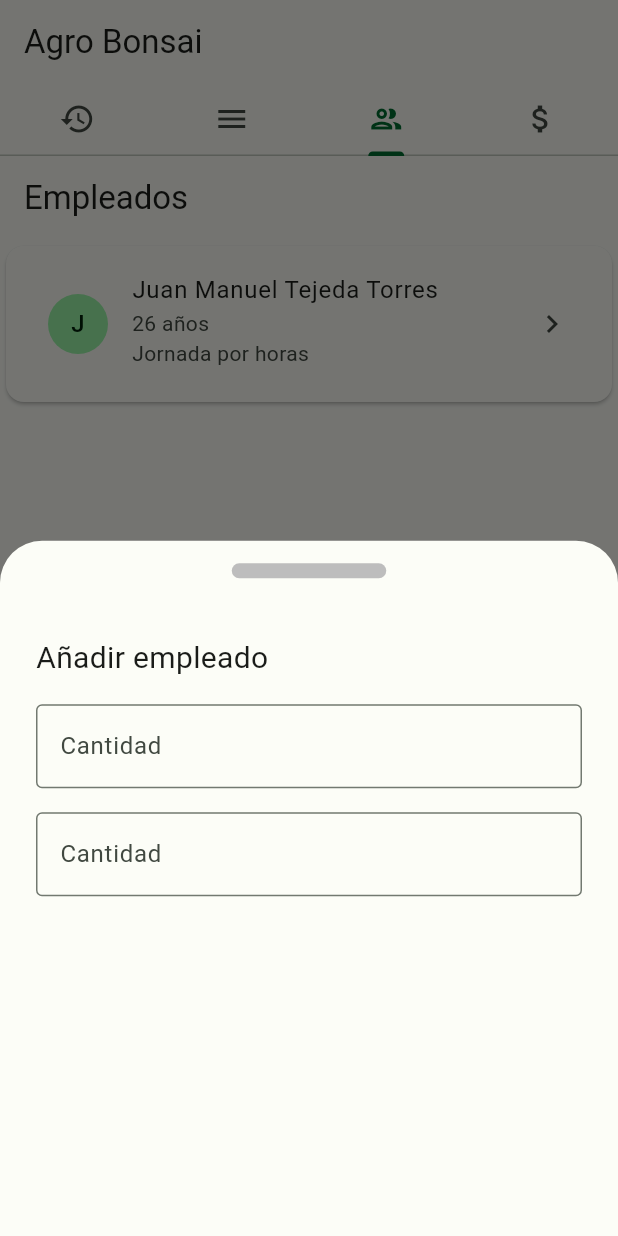
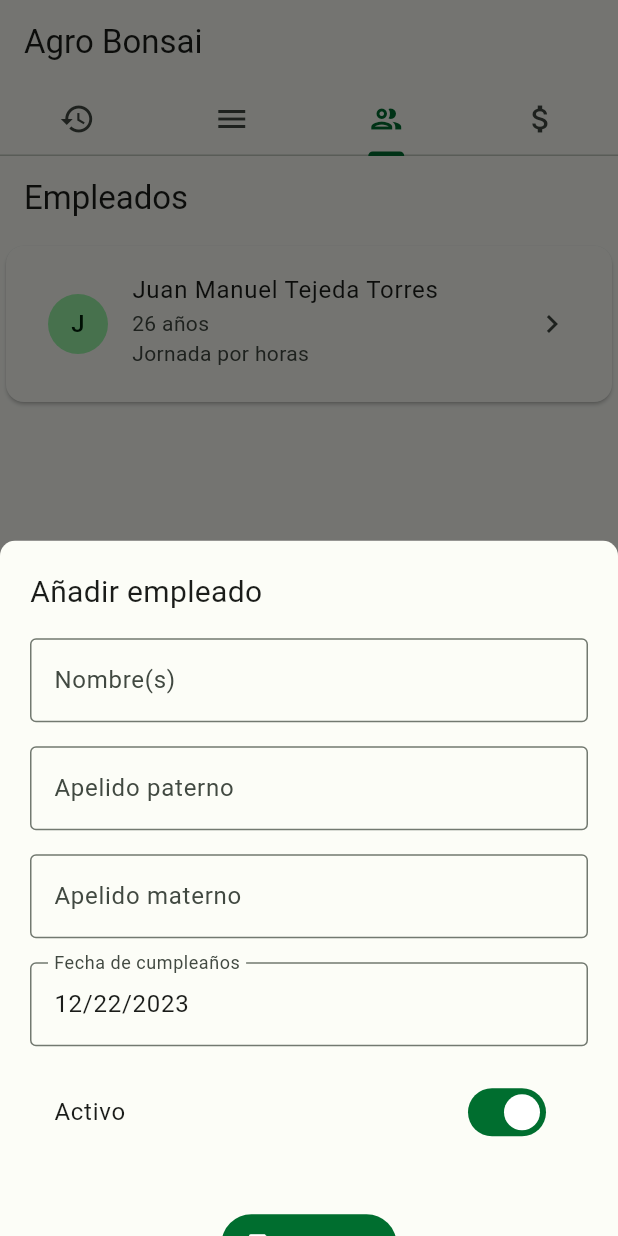
Before and after one commit to noobcooder007/agro-bonsai, a Flutter app: the screen it shows after launch, tab 3 chosen, after a tap on "Añadir empleado", on a phone screen of 412 x 824 dp. Run offline on Flutter 3.47's test engine with Material 3 defaults, Android fonts, the phone set to English and light mode, and no system bars.

Commit message:
screens added part 2

```diff
--- a/lib/main.dart
+++ b/lib/main.dart
@@ -2,7 +2,7 @@ import 'package:flutter/material.dart';
 
 import 'package:agro_bonsai/theme/color_schemes.dart';
 
-import 'package:agro_bonsai/pages/home/home_page.dart';
+import 'package:agro_bonsai/presentation/home/pages/home/home_page.dart';
 
 void main() {
   runApp(const MyApp());
--- a/lib/pages/history/history_page.dart
+++ b/lib/presentation/history/pages/history/history_page.dart
@@ -1,5 +1,5 @@
 import 'package:agro_bonsai/helpers/current_date.dart';
-import 'package:agro_bonsai/widgets/custom_list_tile.dart';
+import 'package:agro_bonsai/shared/custom_list_tile.dart';
 import 'package:flutter/material.dart';
 
 class HistoryPage extends StatelessWidget {
--- a/lib/pages/personal/personal_page.dart
+++ b/lib/presentation/personal/pages/personal/personal_page.dart
@@ -1,7 +1,7 @@
-import 'package:agro_bonsai/widgets/custom_form.dart';
-import 'package:agro_bonsai/widgets/custom_bottom_sheet.dart';
-import 'package:agro_bonsai/widgets/custom_list_tile.dart';
 import 'package:flutter/material.dart';
+
+import 'package:agro_bonsai/shared/custom_form.dart';
+import 'package:agro_bonsai/shared/custom_list_tile.dart';
 
 class PersonalPage extends StatelessWidget {
   const PersonalPage({super.key});
@@ -29,10 +29,12 @@ class PersonalPage extends StatelessWidget {
           icon: const Icon(Icons.person_add_outlined),
           onPressed: () {
             showModalBottomSheet(
+                shape: const RoundedRectangleBorder(
+                    borderRadius: BorderRadius.only(
+                        topLeft: Radius.circular(10.0),
+                        topRight: Radius.circular(10.0))),
                 context: context,
-                builder: (_) => const CustomBottomSheet(
-                      form: CustomForm(),
-                    ));
+                builder: (_) => const CustomForm());
           }),
     );
   }
--- a/lib/pages/register/register_page.dart
+++ b/lib/presentation/register/pages/register/register_page.dart
@@ -1,8 +1,8 @@
+import 'package:flutter/material.dart';
+
 import 'package:agro_bonsai/helpers/current_date.dart';
-import 'package:agro_bonsai/widgets/custom_form.dart';
-import 'package:agro_bonsai/widgets/custom_bottom_sheet.dart';
-import 'package:agro_bonsai/widgets/custom_list_tile.dart';
-import 'package:flutter/material.dart';
+import 'package:agro_bonsai/shared/custom_form.dart';
+import 'package:agro_bonsai/shared/custom_list_tile.dart';
 
 class RegisterPage extends StatelessWidget {
   const RegisterPage({super.key});
@@ -32,10 +32,12 @@ class RegisterPage extends StatelessWidget {
           icon: const Icon(Icons.add_outlined),
           onPressed: () {
             showModalBottomSheet(
+                shape: const RoundedRectangleBorder(
+                    borderRadius: BorderRadius.only(
+                        topLeft: Radius.circular(10.0),
+                        topRight: Radius.circular(10.0))),
                 context: context,
-                builder: (_) => const CustomBottomSheet(
-                      form: CustomForm(),
-                    ));
+                builder: (_) => const CustomForm());
           }),
     );
   }
--- a/lib/pages/salary/salary_page.dart
+++ b/lib/presentation/salary/pages/pages/salary/salary_page.dart
@@ -1,7 +1,7 @@
 import 'package:agro_bonsai/helpers/current_date.dart';
 import 'package:flutter/material.dart';
 
-import 'package:agro_bonsai/widgets/custom_list_tile.dart';
+import 'package:agro_bonsai/shared/custom_list_tile.dart';
 
 class SalaryPage extends StatelessWidget {
   const SalaryPage({super.key});
--- /dev/null
+++ b/lib/shared/custom_form.dart
@@ -0,0 +1,109 @@
+import 'package:flutter/material.dart';
+
+class CustomForm extends StatefulWidget {
+  const CustomForm({super.key});
+
+  @override
+  State<CustomForm> createState() => _CustomFormState();
+}
+
+class _CustomFormState extends State<CustomForm> {
+  @override
+  Widget build(BuildContext context) {
+    return DraggableScrollableSheet(
+      initialChildSize: 1.0,
+      minChildSize: 0.8,
+      maxChildSize: 1.0,
+      expand: true,
+      builder: (context, scrollController) => SingleChildScrollView(
+        controller: scrollController,
+        child: Padding(
+          padding: const EdgeInsets.all(12.0),
+          child: Form(
+            autovalidateMode: AutovalidateMode.onUserInteraction,
+            child: Column(
+              crossAxisAlignment: CrossAxisAlignment.start,
+              children: [
+                const Padding(
+                  padding: EdgeInsets.all(8.0),
+                  child: Text(
+                    'Añadir empleado',
+                    style: TextStyle(fontSize: 20.0),
+                  ),
+                ),
+                Padding(
+                  padding: const EdgeInsets.all(8.0),
+                  child: TextFormField(
+                    textCapitalization: TextCapitalization.words,
+                    decoration: const InputDecoration(
+                        border: OutlineInputBorder(),
+                        label: Text('Nombre(s)'),
+                        hintText: 'Ingresa el nombre'),
+                    autovalidateMode: AutovalidateMode.onUserInteraction,
+                  ),
+                ),
+                Padding(
+                  padding: const EdgeInsets.all(8.0),
+                  child: TextFormField(
+                    textCapitalization: TextCapitalization.words,
+                    decoration: const InputDecoration(
+                        border: OutlineInputBorder(),
+                        label: Text('Apelido paterno'),
+                        hintText: 'Ingresa el apellido paterno'),
+                  ),
+                ),
+                Padding(
+                  padding: const EdgeInsets.all(8.0),
+                  child: TextFormField(
+                    textCapitalization: TextCapitalization.words,
+                    decoration: const InputDecoration(
+                        border: OutlineInputBorder(),
+                        label: Text('Apelido materno'),
+                        hintText: 'Ingresa el apellido materno'),
+                  ),
+                ),
+                Padding(
+                  padding: const EdgeInsets.all(8.0),
+                  child: InputDatePickerFormField(
+                    fieldLabelText: 'Fecha de cumpleaños',
+                    fieldHintText: 'Selecciona una fecha',
+                    errorInvalidText: 'Formato invalido',
+                    selectableDayPredicate: (day) =>
+                        day.isBefore(DateTime.now()),
+                    errorFormatText: 'Formato invalido',
+                    initialDate: DateTime.now(),
+                    keyboardType: TextInputType.datetime,
+                    firstDate: DateTime(1900),
+                    lastDate: DateTime.now(),
+                  ),
+                ),
+                Padding(
+                    padding: const EdgeInsets.all(8.0),
+                    child: SwitchListTile.adaptive(
+                        value: true,
+                        title: const Text('Activo'),
+                        onChanged: (value) {})),
+                const SizedBox(
+                  height: 20.0,
+                ),
+                Padding(
+                  padding: const EdgeInsets.all(8.0),
+                  child: Row(
+                    mainAxisAlignment: MainAxisAlignment.center,
+                    children: [
+                      FilledButton.icon(
+                        icon: const Icon(Icons.save_outlined),
+                        label: const Text('Guardar'),
+                        onPressed: () {},
+                      ),
+                    ],
+                  ),
+                ),
+              ],
+            ),
+          ),
+        ),
+      ),
+    );
+  }
+}
--- a/lib/widgets/custom_bottom_sheet.dart
+++ /dev/null
@@ -1,53 +0,0 @@
-import 'package:flutter/material.dart';
-
-class CustomBottomSheet extends StatelessWidget {
-  final Widget form;
-  const CustomBottomSheet({
-    super.key,
-    required this.form,
-  });
-
-  @override
-  Widget build(BuildContext context) {
-    return Container(
-      decoration: const BoxDecoration(
-          borderRadius: BorderRadius.only(
-              topLeft: Radius.circular(20.0), topRight: Radius.circular(20.0))),
-      child: Column(
-        children: [
-          SizedBox(
-            height: 40.0,
-            child: Row(
-              children: [
-                Expanded(
-                  flex: 1,
-                  child: Container(),
-                ),
-                Container(
-                  margin: const EdgeInsets.symmetric(vertical: 15.0),
-                  height: 20.0,
-                  decoration: BoxDecoration(
-                      color: Colors.grey.shade400,
-                      borderRadius: const BorderRadius.horizontal(
-                          left: Radius.circular(10.0),
-                          right: Radius.circular(10.0))),
-                  width: MediaQuery.sizeOf(context).width * 0.25,
-                ),
-                Expanded(
-                  flex: 1,
-                  child: Container(),
-                ),
-              ],
-            ),
-          ),
-          Padding(
-            padding: const EdgeInsets.all(16.0),
-            child: SizedBox(
-              child: form,
-            ),
-          )
-        ],
-      ),
-    );
-  }
-}
--- a/lib/widgets/custom_form.dart
+++ /dev/null
@@ -1,46 +0,0 @@
-import 'package:flutter/material.dart';
-
-class CustomForm extends StatefulWidget {
-  const CustomForm({super.key});
-
-  @override
-  State<CustomForm> createState() => _CustomFormState();
-}
-
-class _CustomFormState extends State<CustomForm> {
-  @override
-  Widget build(BuildContext context) {
-    return Form(
-      child: Column(
-        crossAxisAlignment: CrossAxisAlignment.start,
-        children: [
-          const Padding(
-            padding: EdgeInsets.all(8.0),
-            child: Text(
-              'Añadir empleado',
-              style: TextStyle(fontSize: 20.0),
-            ),
-          ),
-          Padding(
-            padding: const EdgeInsets.all(8.0),
-            child: TextFormField(
-              decoration: const InputDecoration(
-                  border: OutlineInputBorder(),
-                  label: Text('Cantidad'),
-                  hintText: 'Ingresa una cantidad'),
-            ),
-          ),
-          Padding(
-            padding: const EdgeInsets.all(8.0),
-            child: TextFormField(
-              decoration: const InputDecoration(
-                  border: OutlineInputBorder(),
-                  label: Text('Cantidad'),
-                  hintText: 'Ingresa una cantidad'),
-            ),
-          ),
-        ],
-      ),
-    );
-  }
-}
```
Also changed, not shown: lib/presentation/home/pages/home/home_page.dart (renamed from lib/pages/home/home_page.dart, +4 -4 lines), lib/shared/custom_list_tile.dart (renamed from lib/widgets/custom_list_tile.dart).
